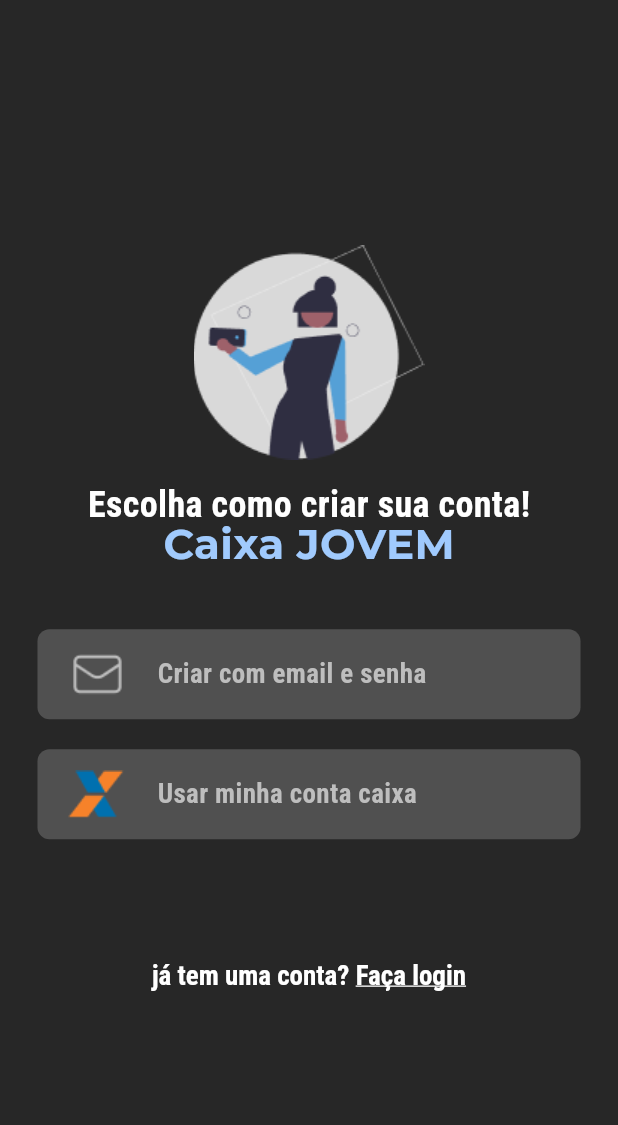
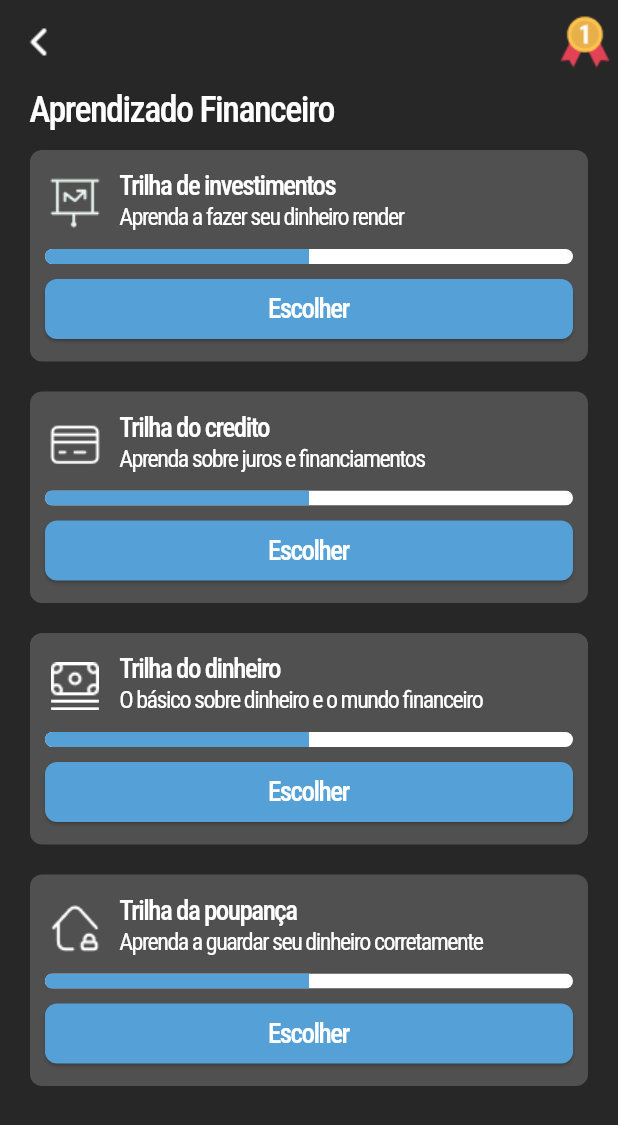
Before and after one commit to fwctecnologia/caixa-hackaton-app, a Flutter app: the screen it shows after launch, after a tap on "Fazer Login", on a phone screen of 412 x 824 dp. Shown: the top 1125 px of the screen. Run offline on Flutter 3.47's test engine with Material 2 defaults, Android fonts, the phone set to English and light mode, and no system bars; our stand-ins replace dio, get, google_fonts, percent_indicator.

Commit message:
feat: adding trilha

```diff
--- a/lib/app/modules/auth/initial_screen.dart
+++ b/lib/app/modules/auth/initial_screen.dart
@@ -1,3 +1,4 @@
+import 'package:caixa_hackaton_app/app/modules/trilhas/trilhas_screen.dart';
 import 'package:flutter/material.dart';
 import 'package:get/get.dart';
 import 'package:google_fonts/google_fonts.dart';
@@ -68,7 +69,7 @@
               Container(height: 20),
               GestureDetector(
                 onTap: () {
-                  Get.to(() => AuthScreen());
+                  Get.to(() => TrilhasScreen());
                 },
                 child: Text(
                   'Fazer Login',
--- /dev/null
+++ b/lib/app/modules/trilhas/trilhas_screen.dart
@@ -0,0 +1,167 @@
+import 'package:flutter/material.dart';
+import 'package:get/get.dart';
+import 'package:google_fonts/google_fonts.dart';
+import 'package:percent_indicator/linear_percent_indicator.dart';
+
+class TrilhasScreen extends StatefulWidget {
+  const TrilhasScreen({super.key});
+
+  @override
+  State<TrilhasScreen> createState() => _TrilhasScreenState();
+}
+
+class _TrilhasScreenState extends State<TrilhasScreen> {
+  @override
+  Widget build(BuildContext context) {
+    return Scaffold(
+      appBar: AppBar(
+        forceMaterialTransparency: true,
+        leading: Image.asset('assets/chevron_right.png'),
+        actions: [
+          Image.asset('assets/medal.png'),
+        ],
+      ),
+      body: SafeArea(
+        child: Padding(
+          padding: const EdgeInsets.symmetric(horizontal: 20),
+          child: SingleChildScrollView(
+            child: Column(
+              crossAxisAlignment: CrossAxisAlignment.start,
+              children: [
+                Text(
+                  'Aprendizado Financeiro',
+                  style: GoogleFonts.robotoCondensed(
+                      fontSize: 24, fontWeight: FontWeight.w500, color: Colors.white, letterSpacing: -1),
+                ),
+                Container(height: 10),
+                trilhaCard(
+                  iconSrc: 'assets/presentation_icon.png',
+                  title: 'Trilha de investimentos',
+                  subtitle: 'Aprenda a fazer seu dinheiro render',
+                ),
+                Container(height: 20),
+                trilhaCard(
+                  iconSrc: 'assets/credit.png',
+                  title: 'Trilha do credito',
+                  subtitle: 'Aprenda sobre juros e financiamentos',
+                ),
+                Container(height: 20),
+                trilhaCard(
+                  iconSrc: 'assets/money.png',
+                  title: 'Trilha do dinheiro',
+                  subtitle: 'O básico sobre dinheiro e o mundo financeiro',
+                ),
+                Container(height: 20),
+                trilhaCard(
+                  iconSrc: 'assets/house.png',
+                  title: 'Trilha da poupança',
+                  subtitle: 'Aprenda a guardar seu dinheiro corretamente',
+                ),
+              ],
+            ),
+          ),
+        ),
+      ),
+    );
+  }
+}
+
+Widget trilhaCard({
+  required String iconSrc,
+  required String title,
+  required String subtitle,
+}) {
+  return Container(
+    padding: const EdgeInsets.all(10).copyWith(top: 15, bottom: 15),
+    width: MediaQuery.of(Get.context!).size.width,
+    decoration: BoxDecoration(
+      color: const Color(0xFF505050),
+      borderRadius: BorderRadius.circular(8),
+    ),
+    child: Column(
+      children: [
+        Column(
+          children: [
+            Row(
+              children: [
+                Image.asset(
+                  iconSrc,
+                  width: 40,
+                ),
+                Container(width: 10),
+                Expanded(
+                  child: Column(
+                    crossAxisAlignment: CrossAxisAlignment.start,
+                    children: [
+                      Text(
+                        title,
+                        style: GoogleFonts.robotoCondensed(
+                          height: 1,
+                          fontSize: 18,
+                          letterSpacing: -1,
+                          fontWeight: FontWeight.w500,
+                          color: Colors.white
+                        ),
+                      ),
+                      Container(
+                        child: Text(
+                          subtitle,
+                          overflow: TextOverflow.ellipsis,
+                          maxLines: 2,
+                          style: GoogleFonts.robotoCondensed(
+                            fontSize: 16,
+                            letterSpacing: -1,
+                            color: Colors.white,
+                            fontWeight: FontWeight.w400,
+                          ),
+                        ),
+                      ),
+                    ],
+                  ),
+                )
+              ],
+            ),
+            Container(height: 10),
+            ClipRRect(
+              borderRadius: BorderRadius.circular(8),
+              child: Container(
+                width: MediaQuery.of(Get.context!).size.width,
+                child: const LinearProgressIndicator(
+                  minHeight: 10,
+                  backgroundColor: Colors.white,
+                  valueColor: AlwaysStoppedAnimation<Color>(
+                    Color(0XFF55A0D6),
+                  ),
+                  value: 0.5,
+                ),
+              ),
+            ),
+            Container(height: 10),
+            SizedBox(
+              height: 40,
+              width: MediaQuery.of(Get.context!).size.width,
+              child: ElevatedButton(
+                style: ElevatedButton.styleFrom(
+                  backgroundColor: const Color(0XFF55A0D6),
+                  shape: RoundedRectangleBorder(
+                    borderRadius: BorderRadius.circular(8),
+                  ),
+                ),
+                onPressed: () {},
+                child: Text(
+                  'Escolher',
+                  style: GoogleFonts.robotoCondensed(
+                    fontSize: 18,
+                    fontWeight: FontWeight.w500,
+                    color: Colors.white,
+                    letterSpacing: -1,
+                  ),
+                ),
+              ),
+            )
+          ],
+        )
+      ],
+    ),
+  );
+}
--- a/lib/main.dart
+++ b/lib/main.dart
@@ -13,6 +13,7 @@
   @override
   Widget build(BuildContext context) {
     return MaterialApp(
+      debugShowCheckedModeBanner: false,
       title: 'Flutter Demo',
       themeMode: ThemeMode.dark,
       darkTheme: ThemeData(
```
Also changed, not shown: assets/Vector-2.png (added), assets/chevron_right.png (added), assets/credit.png (added), assets/house.png (added), assets/medal.png (added), assets/money.png (added), assets/presentation_icon.png (added).
